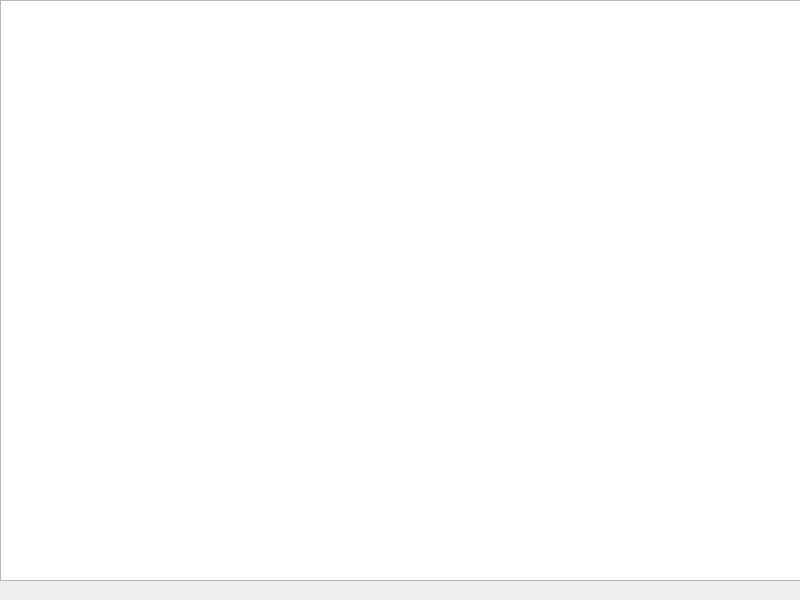
First picture: the form in main.ui, repository hitrova-nv/Espresso, before the edit.
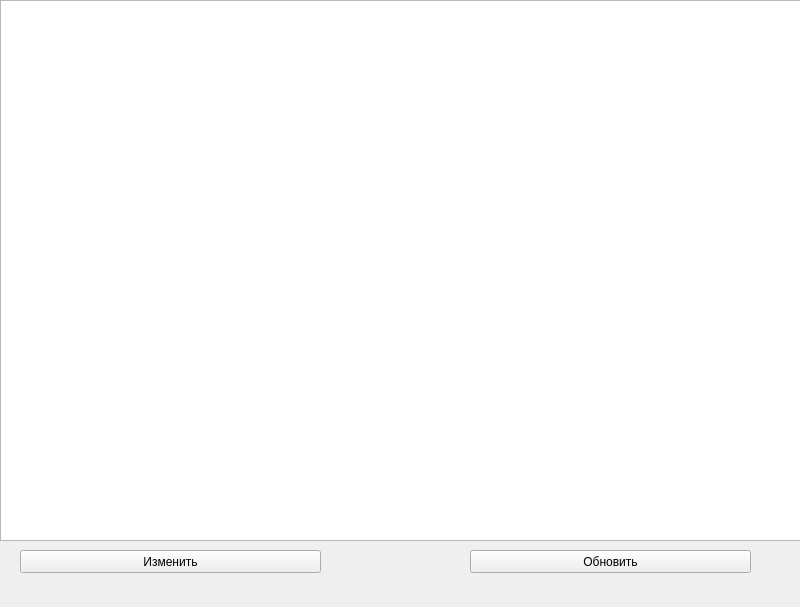
Second picture: the form after the edit.

Diff of the .ui file:
```diff
--- a/main.ui
+++ b/main.ui
@@ -7,7 +7,7 @@
     <x>0</x>
     <y>0</y>
     <width>800</width>
-    <height>600</height>
+    <height>607</height>
    </rect>
   </property>
   <property name="windowTitle">
@@ -20,10 +20,36 @@
       <x>0</x>
       <y>0</y>
       <width>801</width>
-      <height>581</height>
+      <height>541</height>
      </rect>
     </property>
    </widget>
+   <widget class="QPushButton" name="change_button">
+    <property name="geometry">
+     <rect>
+      <x>20</x>
+      <y>550</y>
+      <width>301</width>
+      <height>23</height>
+     </rect>
+    </property>
+    <property name="text">
+     <string>Изменить</string>
+    </property>
+   </widget>
+   <widget class="QPushButton" name="refresh">
+    <property name="geometry">
+     <rect>
+      <x>470</x>
+      <y>550</y>
+      <width>281</width>
+      <height>23</height>
+     </rect>
+    </property>
+    <property name="text">
+     <string>Обновить</string>
+    </property>
+   </widget>
   </widget>
   <widget class="QMenuBar" name="menubar">
    <property name="geometry">
```
